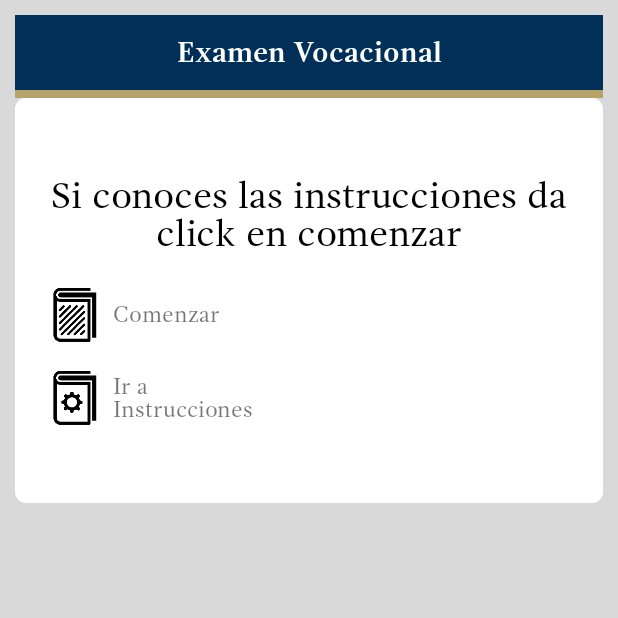
After one commit to ErickHernandezGutierrez/UG, an Android app: the MainTestActivity screen opened directly, with no data from a screen before it, on a phone screen of 412 x 824 dp, the top half of it. The commit adds this screen. Run offline under Robolectric (Android 15) with nearby library versions, the light colour scheme and no system bars.

Commit message:
Anadir aviso antes de cada parte del examen y mejorar la interfaz del examen para que sea mas acorde a lo demas

```diff
--- a/app/build.gradle
+++ b/app/build.gradle
@@ -29,7 +29,7 @@ dependencies {
     compile 'com.android.support:appcompat-v7:25.3.1'
     compile 'com.android.support:recyclerview-v7:25.3.1'
     compile 'com.android.support:cardview-v7:25.3.1'
-    compile 'com.google.android.gms:play-services:11.0.4'
+    //compile 'com.google.android.gms:play-services:11.0.4'
     compile 'com.google.android.gms:play-services-maps:11.0.4'
     compile 'com.github.bumptech.glide:glide:3.6.0'
     compile 'com.android.support.constraint:constraint-layout:1.0.2'
--- a/app/src/main/AndroidManifest.xml
+++ b/app/src/main/AndroidManifest.xml
@@ -43,6 +43,12 @@
         <activity
             android:name=".InstructionsActivity"></activity>
         <activity
+            android:name=".MainTestActivity"></activity>
+        <activity
+            android:name=".WelcomeInteresesActivity"></activity>
+        <activity
+            android:name=".WelcomeAptitudesActivity"></activity>
+        <activity
             android:name=".InterestsActivity"
             android:configChanges="orientation|screenSize|keyboardHidden"
             android:screenOrientation="portrait"></activity>
--- a/app/src/main/java/app/ug/InterestsActivity.java
+++ b/app/src/main/java/app/ug/InterestsActivity.java
@@ -266,7 +266,7 @@ public class InterestsActivity extends Activity  {
         btnSigResults.setOnClickListener(new View.OnClickListener() {
             @Override
             public void onClick(View v) {
-                Intent i = new Intent(InterestsActivity.this, AptitudesActivity.class);
+                Intent i = new Intent(InterestsActivity.this, WelcomeAptitudesActivity.class);
                 i.putExtra("max1", Integer.valueOf(sortedPair[0]));
                 i.putExtra("max2", Integer.valueOf(sortedPair[1]));
                 i.putExtra("max3", Integer.valueOf(sortedPair[2]));
--- a/app/src/main/java/app/ug/MainActivity.java
+++ b/app/src/main/java/app/ug/MainActivity.java
@@ -112,12 +112,12 @@ public class MainActivity extends AppCompatActivity {
         super.onCreate(savedInstanceState);
         setContentView(R.layout.activity_main);
 
-        //writeStringToFile(this, "1508487720", "timestamp.txt");
+        writeStringToFile(this, "1508487720", "timestamp.txt");
 
         String serverURL = "http://reina.southcentralus.cloudapp.azure.com/getListEvents.php?timestamp=";
         String lastTimestamp = readStringFromFile(this, "timestamp.txt");
         String currentTimestamp = Long.toString(new Date().getTime()/1000);
-        System.out.println(lastTimestamp);
+        System.out.println("Timestamp desde archivo = " + lastTimestamp);
 
         //Connect with server to download all new banners
         HttpPostAsyncTask task = new HttpPostAsyncTask(this);
@@ -233,7 +233,7 @@ public class MainActivity extends AppCompatActivity {
         startTestButton.setOnClickListener(new View.OnClickListener(){
             @Override
             public void onClick(View v) {
-                startActivity(new Intent(MainActivity.this, InterestsActivity.class));
+                startActivity(new Intent(MainActivity.this, MainTestActivity.class));
             }
         });
 
--- /dev/null
+++ b/app/src/main/java/app/ug/MainTestActivity.java
@@ -0,0 +1,53 @@
+package app.ug;
+import android.app.Activity;
+import android.content.Intent;
+import android.graphics.Typeface;
+import android.os.Bundle;
+import android.view.View;
+import android.widget.LinearLayout;
+import android.widget.TextView;
+
+/**
+ * Created by vanessa on 1/16/18.
+ */
+
+public class MainTestActivity extends Activity{
+
+    LinearLayout btnStart;
+    LinearLayout btnInstruction;
+    TextView instructionsText;
+    TextView startTestText;
+
+    @Override
+    public void onCreate(Bundle savedInstanceState) {
+        super.onCreate(savedInstanceState);
+        setContentView(R.layout.activity_maintest);
+
+        //Cambiar font
+        TextView title = (TextView) findViewById(R.id.testMainTitle);
+        title.setTypeface(Typeface.createFromAsset(getAssets(), "GandhiSerifBold.otf"));
+        TextView mainText = (TextView) findViewById(R.id.testMainText);
+        mainText.setTypeface(Typeface.createFromAsset(getAssets(), "GandhiSerifRegular.otf"));
+
+        instructionsText = (TextView) findViewById(R.id.startText);
+        instructionsText.setTypeface(Typeface.createFromAsset(getAssets(), "GandhiSerifRegular.otf"));
+        startTestText = (TextView) findViewById(R.id.goInstructionsText);
+        startTestText.setTypeface(Typeface.createFromAsset(getAssets(), "GandhiSerifRegular.otf"));
+
+        btnInstruction = (LinearLayout) findViewById(R.id.goInstructionsButton);
+        btnInstruction.setOnClickListener(new View.OnClickListener() {
+            @Override
+            public void onClick(View v) {
+                startActivity(new Intent(getApplicationContext(), InstructionsActivity.class));
+            }
+        });
+
+        btnStart = (LinearLayout) findViewById(R.id.startButton);
+        btnStart.setOnClickListener(new View.OnClickListener() {
+            @Override
+            public void onClick(View v) {
+                startActivity(new Intent(getApplicationContext(), WelcomeInteresesActivity.class));
+            }
+        });
+    }
+}
--- /dev/null
+++ b/app/src/main/res/layout/activity_maintest.xml
@@ -0,0 +1,107 @@
+<?xml version="1.0" encoding="utf-8"?>
+
+<LinearLayout
+    xmlns:android="http://schemas.android.com/apk/res/android"
+    android:layout_width="match_parent"
+    android:layout_height="match_parent"
+    android:orientation="vertical"
+    android:paddingLeft="10dp"
+    android:paddingRight="10dp"
+    android:paddingBottom="10dp"
+    android:paddingTop="10dp"
+    android:background="#D9D9D9">
+
+    <TextView
+        android:id="@+id/testMainTitle"
+        android:layout_width="fill_parent"
+        android:layout_height="50dp"
+        android:background="@color/pantone540c"
+        android:text="@string/start_test"
+        android:textColor="@android:color/white"
+        android:textSize="19dp"
+        android:gravity="center"/>
+
+    <View
+        android:layout_width="fill_parent"
+        android:layout_height="5dp"
+        android:background="@color/pantone451c"
+        />
+
+        <LinearLayout
+            android:layout_width="fill_parent"
+            android:layout_height="wrap_content"
+            android:orientation="vertical"
+            android:background="@drawable/border"
+            >
+
+            <TextView
+                android:id="@+id/testMainText"
+                android:layout_width="fill_parent"
+                android:layout_height="wrap_content"
+                android:layout_marginLeft="20dp"
+                android:layout_marginRight="20dp"
+                android:layout_marginTop="50dp"
+                android:text="@string/instr_0"
+                android:textSize="25sp"
+                android:textColor="@android:color/black"
+                android:gravity="center"/>
+
+
+            <LinearLayout
+                android:id="@+id/startButton"
+                android:layout_width="wrap_content"
+                android:layout_height="wrap_content"
+                android:layout_marginStart="20dp"
+                android:layout_gravity="left"
+                android:layout_marginTop="20dp"
+                android:layout_marginBottom="5dp"
+                android:orientation="horizontal"
+                android:clickable="true"
+                android:background="?android:attr/selectableItemBackground">
+
+                <ImageView
+                    android:layout_width="40dp"
+                    android:layout_height="40dp"
+                    android:src="@drawable/bookline"/>
+
+                <TextView
+                    android:id="@+id/startText"
+                    android:layout_width="100dp"
+                    android:layout_height="40dp"
+                    android:gravity="left|center"
+                    android:paddingLeft="5dp"
+                    android:text="Comenzar"
+                    android:textSize="15dp"/>
+
+            </LinearLayout>
+            <LinearLayout
+                android:id="@+id/goInstructionsButton"
+                android:layout_width="wrap_content"
+                android:layout_height="wrap_content"
+                android:layout_gravity="left"
+                android:layout_marginTop="10dp"
+                android:layout_marginBottom="50dp"
+                android:layout_marginStart="20dp"
+                android:orientation="horizontal"
+                android:clickable="true"
+                android:background="?android:attr/selectableItemBackground">
+
+                <ImageView
+                    android:layout_width="40dp"
+                    android:layout_height="40dp"
+                    android:src="@drawable/bookmanual"/>
+
+                <TextView
+                    android:id="@+id/goInstructionsText"
+                    android:layout_width="100dp"
+                    android:layout_height="40dp"
+                    android:gravity="left|center"
+                    android:paddingLeft="5dp"
+                    android:text="@string/btnInst"
+                    android:textSize="15dp"/>
+
+            </LinearLayout>
+
+        </LinearLayout>
+
+</LinearLayout>
--- a/app/src/main/res/values/strings.xml
+++ b/app/src/main/res/values/strings.xml
@@ -4,6 +4,8 @@
     <string name="google_maps_key">AIzaSyCnPP5JeMD_zyVaDDqbOA7kjCiz26986To</string>
 
     <!-- Strings for test -->
+    <string name="start_test">Examen Vocacional</string>
+    <string name="instr_0">Si conoces las instrucciones da click en comenzar</string>
     <string name="opti_1">1. Me gusta mucho</string>
     <string name="opti_2">2. Me gusta algo o en parte</string>
     <string name="opti_3">3. Me es indiferente, no me gusta ni disgusta</string>
@@ -34,13 +36,15 @@
     </string>
     <string name="interests_question">  ¿Qué tanto te gustaría &#8230; </string>
     <string name="aptitudes_question">  ¿Qué tan apto te consideras para &#8230; </string>
+    <string name="intereses">Parte I: Intereses</string>
+    <string name="aptitudes">Parte II: Aptitudes</string>
     <string name="instr_8">Resultados: Intereses</string>
     <string name="instr_9">Manejar con habilidad pequeñas piezas y herramientas como agujas, manecillas, joyas, piezas de relojería, etc.</string>
     <string name="instr_10">Conclusiones</string>
     <string name="instr_11">Las áreas que presentan las mayores posibilidades de combinar tus intereses y aptitudes son:</string>
     <string name="instr_12">Te sugerimos considerar las siguientes licenciaturas:</string>
     <string name="autor_ex">Valdez, S. &amp; Bustos, X. (1995). Mi elección de carrera, un proyecto de vida. México: UNAM, Dirección General de Orientación Vocacional. </string>
-    <string name="start">COMENZAR</string>
+    <string name="start">Comenzar</string>
     <string name="next">Siguiente</string>
     <string name="prev">Anterior</string>
     <string name="finish">Finalizar</string>
```
Also changed, not shown: app/src/main/java/app/ug/WelcomeAptitudesActivity.java (added, +42 -0 lines), app/src/main/java/app/ug/WelcomeInteresesActivity.java (added, +41 -0 lines), app/src/main/res/layout/activity_aptitudes.xml (+14 -14 lines), app/src/main/res/layout/activity_interests.xml (+14 -15 lines), app/src/main/res/layout/activity_welcomeaptitudes.xml (added, +78 -0 lines), app/src/main/res/layout/activity_welcomeintereses.xml (added, +78 -0 lines), app/src/main/res/layout/slide_conclusion.xml (+14 -15 lines), app/src/main/res/layout/slide_results.xml (+11 -14 lines).
